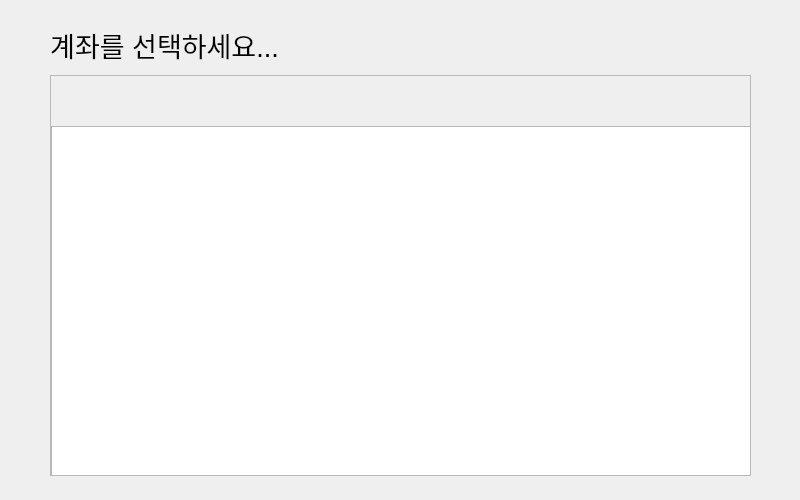
The window that ui/account-list-page.ui (Veda-Qt/project) describes before a commit, drawn with Qt 5.
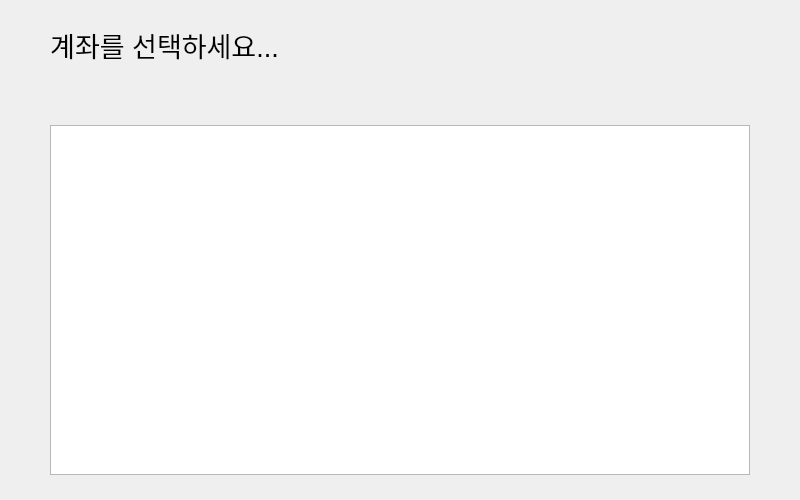
The same window after the commit. Icons and pictures are not drawn.

Commit message: CLEANUP: made QScrollArea transparent

```diff
--- a/ui/account-list-page.ui
+++ b/ui/account-list-page.ui
@@ -85,6 +85,12 @@
     </item>
     <item>
      <widget class="QScrollArea" name="scrlarea_acnt">
+      <property name="styleSheet">
+       <string notr="true">QScrollArea {
+    border: none;
+    background: transparent;
+}</string>
+      </property>
       <property name="widgetResizable">
        <bool>true</bool>
       </property>
@@ -93,8 +99,8 @@
         <rect>
          <x>0</x>
          <y>0</y>
-         <width>699</width>
-         <height>395</height>
+         <width>701</width>
+         <height>397</height>
         </rect>
        </property>
        <widget class="QListView" name="lview_acnt">
```
